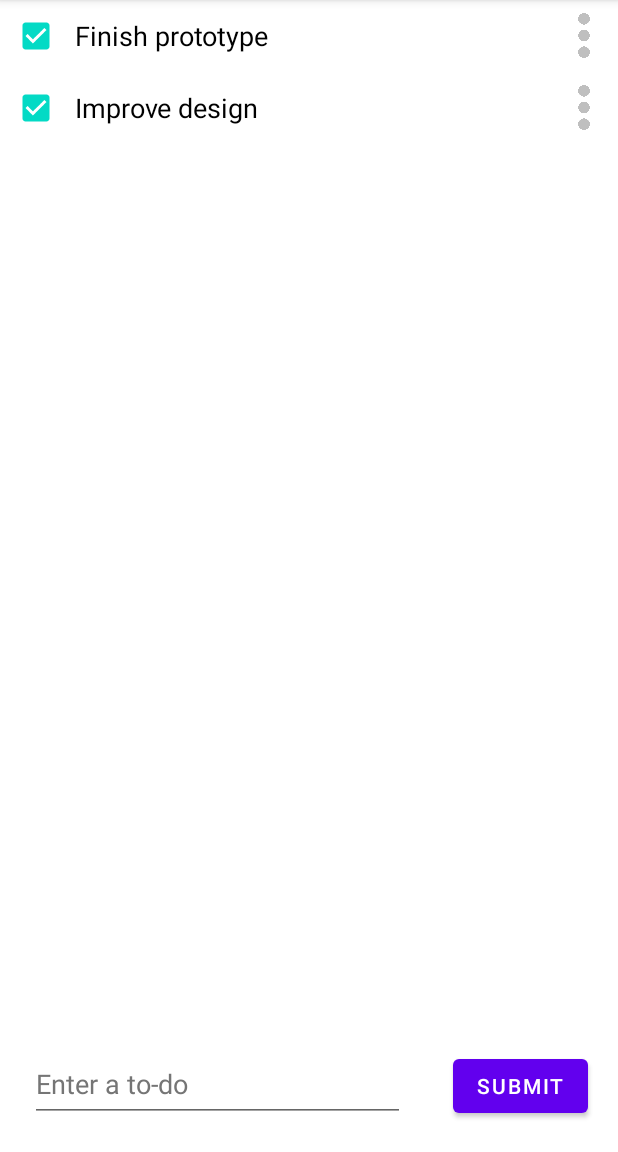
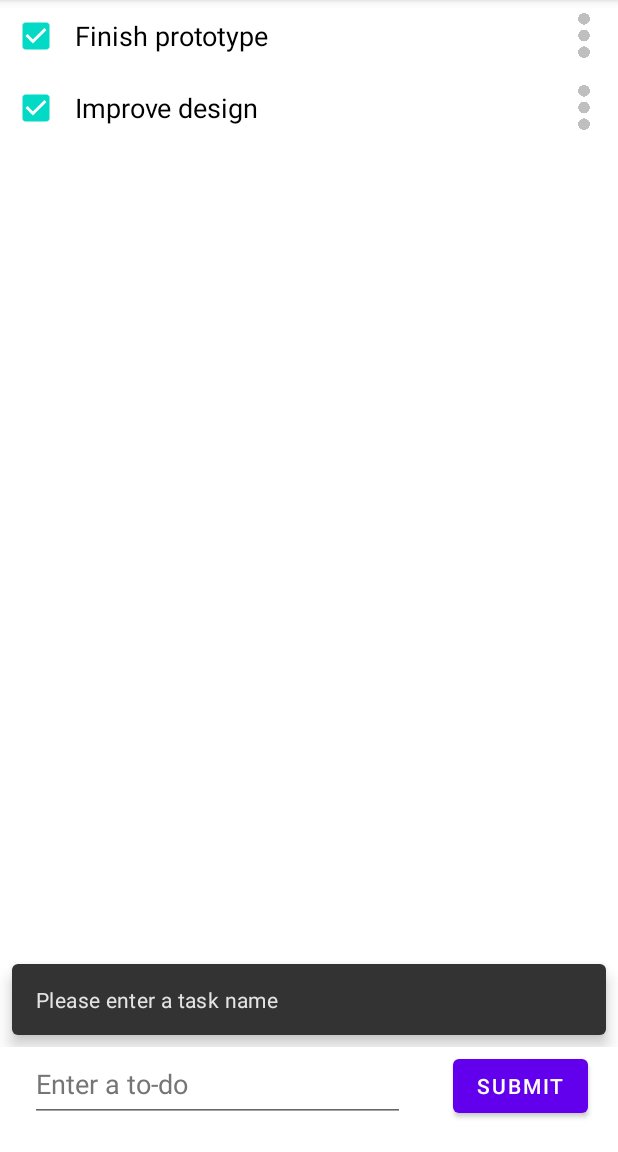
Before and after one commit to COSC310-Team12/ToDoList, an Android app: the screen it shows after launch (MainActivity), after a tap on "SUBMIT", on a phone screen of 412 x 824 dp, the part 84-1236 px from its top. Run offline under Robolectric (Android 15) with nearby library versions, the phone set to English and light mode, and no system bars; 2 other taps on this screen came first.

Commit message:
Fixed issue where the notification that appears when the user enters an empty task name appears on the keyboard

```diff
--- a/app/src/main/java/com/example/todolist/MainActivity.java
+++ b/app/src/main/java/com/example/todolist/MainActivity.java
@@ -3,6 +3,8 @@ package com.example.todolist;
 import android.app.Dialog;
 import android.app.TimePickerDialog;
 import android.content.Intent;
+import android.graphics.Color;
+import android.graphics.PorterDuff;
 import android.os.Bundle;
 import android.text.format.DateFormat;
 import android.view.Gravity;
@@ -69,11 +71,8 @@ public class MainActivity extends AppCompatActivity implements ToDoClickListener
             // clearing user input after to-do is submitted
             inputToDo.getText().clear();
         } else {
-            System.out.println("Empty task name");
-            // toast message if user tries to submit empty String
-            Toast toast = Toast.makeText(getApplicationContext(), "Please enter a to-do", Toast.LENGTH_LONG);
-            // TODO: this does not work. Figure out how to make toast appear at the top of the screen
-            toast.show();
+            // Ask the user to enter a name for the task
+            Snackbar.make(findViewById(R.id.myCoordinatorLayout), "Please enter a task name",Snackbar.LENGTH_LONG).show();
         }
     }
 
--- a/app/src/main/res/layout/activity_main.xml
+++ b/app/src/main/res/layout/activity_main.xml
@@ -5,6 +5,26 @@
     android:layout_width="match_parent"
     android:layout_height="match_parent"
     tools:context=".MainActivity">
+
+    <androidx.coordinatorlayout.widget.CoordinatorLayout
+        android:id="@+id/myCoordinatorLayout"
+        android:layout_width="match_parent"
+        android:layout_height="match_parent"
+        android:layout_marginBottom="70dp"
+        app:layout_constraintBottom_toBottomOf="parent">
+
+        <!-- Here are the existing layout elements, now wrapped in
+             a CoordinatorLayout -->
+        <LinearLayout
+            android:layout_width="match_parent"
+            android:layout_height="wrap_content"
+            android:orientation="vertical">
+
+            <!-- …Toolbar, other layouts, other elements… -->
+
+        </LinearLayout>
+
+    </androidx.coordinatorlayout.widget.CoordinatorLayout>
 
     <androidx.recyclerview.widget.RecyclerView
         android:id="@+id/recyclerView"
```
